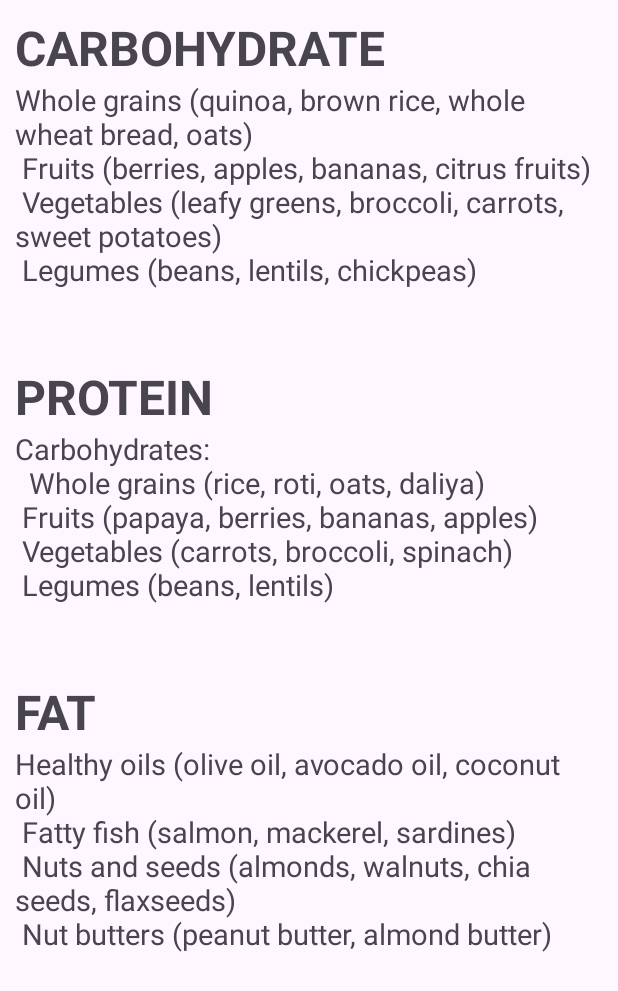
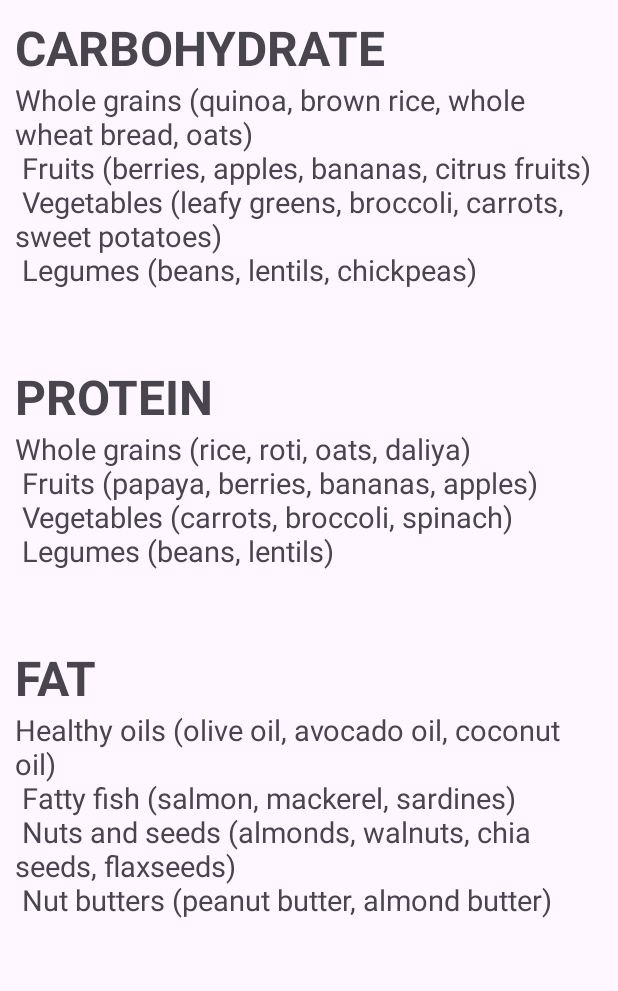
Before and after one commit to samantray-suvam/NUTRITIONIST, an Android app: the layout activity_adult_macro.xml on its own in the app's theme, with its tools: preview values and no code run, on a phone screen of 412 x 824 dp. Shown: the top 991 px of the screen. Run offline under Robolectric (Android 15) with nearby library versions, the phone set to English and light mode, and no system bars.

Commit message:
Update activity_adult_macro.xml

```diff
--- a/app/src/main/res/layout/activity_adult_macro.xml
+++ b/app/src/main/res/layout/activity_adult_macro.xml
@@ -64,9 +64,7 @@ Legumes (beans, lentils, chickpeas)"
                     android:layout_width="match_parent"
                     android:layout_height="wrap_content"
                     android:layout_weight="1"
-                    android:text="Carbohydrates:\n
-
-Whole grains (rice, roti, oats, daliya)\n
+                    android:text="Whole grains (rice, roti, oats, daliya)\n
 Fruits (papaya, berries, bananas, apples)\n
 Vegetables (carrots, broccoli, spinach)\n
 Legumes (beans, lentils)"
```
